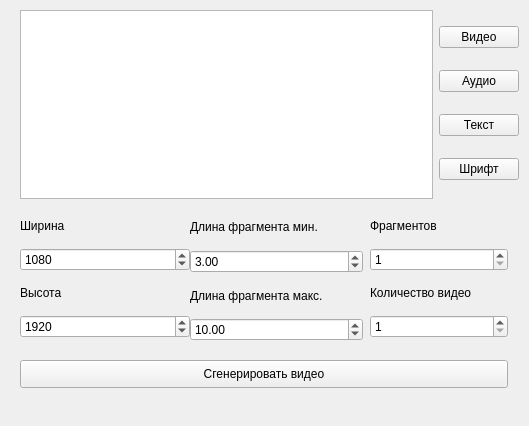
Before: the Qt Designer form youtube_shorts/application/design/main_window.ui in timur-danilchenko/ffmpeg-video-generator, drawn with Qt 5.
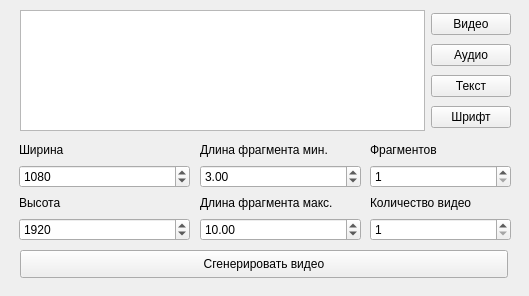
After: the same form once the commit is applied.

The edit to the form file:
```diff
--- a/youtube_shorts/application/design/main_window.ui
+++ b/youtube_shorts/application/design/main_window.ui
@@ -7,7 +7,7 @@
     <x>0</x>
     <y>0</y>
     <width>529</width>
-    <height>426</height>
+    <height>296</height>
    </rect>
   </property>
   <property name="windowTitle">
@@ -17,10 +17,10 @@
    <widget class="QWidget" name="verticalLayoutWidget">
     <property name="geometry">
      <rect>
-      <x>190</x>
-      <y>210</y>
-      <width>173</width>
-      <height>131</height>
+      <x>200</x>
+      <y>140</y>
+      <width>161</width>
+      <height>101</height>
      </rect>
     </property>
     <layout class="QVBoxLayout" name="videoDelaySettings">
@@ -64,9 +64,9 @@
     <property name="geometry">
      <rect>
       <x>370</x>
-      <y>210</y>
-      <width>138</width>
-      <height>128</height>
+      <y>140</y>
+      <width>141</width>
+      <height>101</height>
      </rect>
     </property>
     <layout class="QVBoxLayout" name="fragmentsAndCount">
@@ -109,10 +109,10 @@
    <widget class="QWidget" name="verticalLayoutWidget_2">
     <property name="geometry">
      <rect>
-      <x>20</x>
-      <y>210</y>
-      <width>170</width>
-      <height>128</height>
+      <x>19</x>
+      <y>140</y>
+      <width>171</width>
+      <height>101</height>
      </rect>
     </property>
     <layout class="QVBoxLayout" name="heightAndWidth">
@@ -163,8 +163,8 @@
      <rect>
       <x>20</x>
       <y>10</y>
-      <width>499</width>
-      <height>189</height>
+      <width>491</width>
+      <height>121</height>
      </rect>
     </property>
     <layout class="QHBoxLayout" name="assets">
@@ -209,7 +209,7 @@
     <property name="geometry">
      <rect>
       <x>20</x>
-      <y>360</y>
+      <y>250</y>
       <width>488</width>
       <height>28</height>
      </rect>
```
